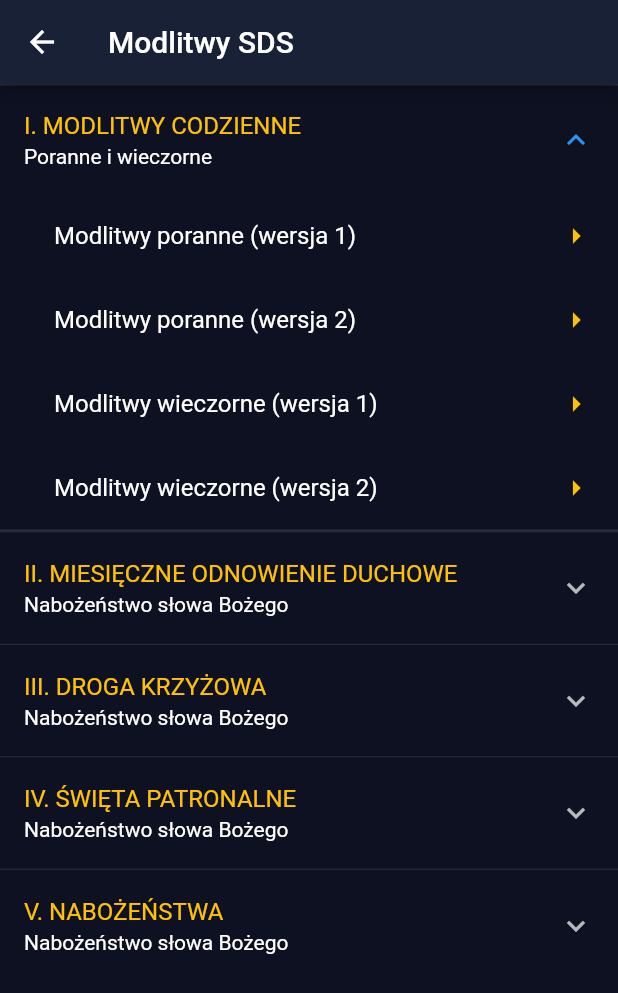
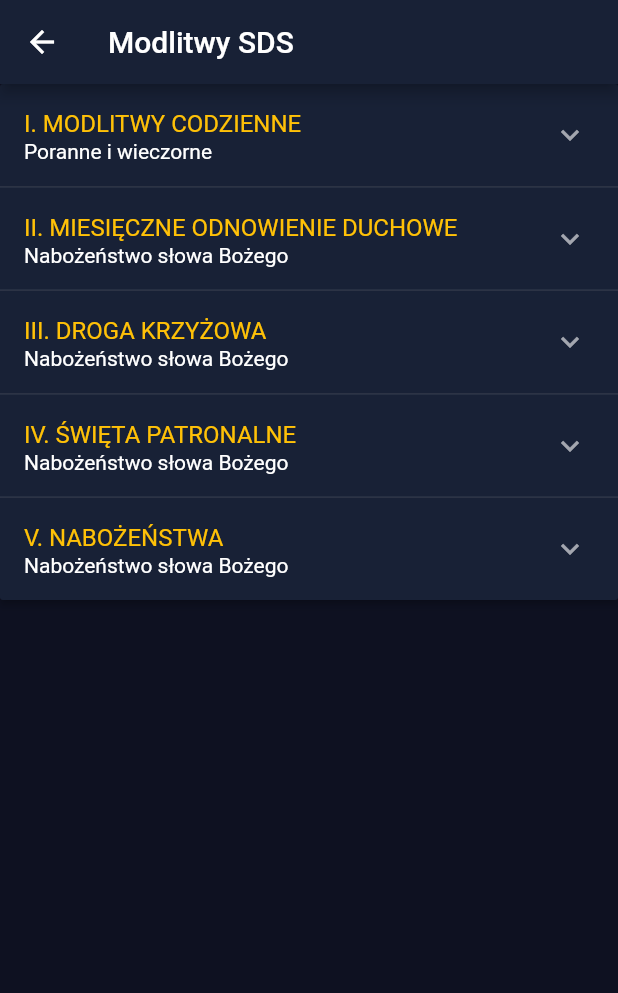
Before and after one commit to darowsluk/JordanProject, a Flutter app: the PrayerPage screen opened directly, after a tap on "I. MODLITWY CODZIENNE", on a phone screen of 412 x 824 dp. Shown: the top 993 px of the screen. Run offline on Flutter 3.47's test engine with Material 2 defaults, Android fonts, the light colour scheme and no system bars.

Commit message:
prayerTree design w/PanelList

```diff
--- a/jordan/lib/extras/colors.dart
+++ b/jordan/lib/extras/colors.dart
@@ -6,4 +6,5 @@ class AppColors {
   static const Color highlightText = Colors.amber;
   static const Color regularText = Colors.white;
   static const Color primary = Colors.orange;
+  static const Color secondary = Colors.green;
 }
--- a/jordan/lib/screens/prayers_screen.dart
+++ b/jordan/lib/screens/prayers_screen.dart
@@ -1,8 +1,5 @@
 import 'package:flutter/material.dart';
-// Custom screens
-import 'package:jordan/screens/display_screen.dart';
 // Custom widgets
-import 'package:jordan/widgets/decoratedBox_widget.dart';
 import 'package:jordan/widgets/prayerTree_widget.dart';
 // Extras
 import 'package:jordan/extras/colors.dart';
--- a/jordan/lib/widgets/jordan_widget.dart
+++ b/jordan/lib/widgets/jordan_widget.dart
@@ -2,8 +2,6 @@ import 'package:flutter/material.dart';
 import 'package:jordan/screens/jordan_screen.dart';
 // Custom widgets
 import 'package:jordan/widgets/decoratedBox_widget.dart';
-// Extras
-import 'package:jordan/extras/colors.dart';
 
 class JordanWidget extends StatelessWidget {
   const JordanWidget({Key key}) : super(key: key);
--- a/jordan/lib/widgets/prayerTree_widget.dart
+++ b/jordan/lib/widgets/prayerTree_widget.dart
@@ -7,93 +7,95 @@ import 'package:jordan/extras/colors.dart';
 /// Defines data structure for prayer list items
 class Item {
   Item({
-    this.headerValue,
-    this.expandedValue,
+    this.titleValue,
+    this.subtitleValue,
     this.subItems,
     this.onTapFunction,
+    this.isExpanded = false,
   });
 
-  String expandedValue;
-  String headerValue;
+  String titleValue;
+  String subtitleValue;
+  List<Item> subItems;
   var onTapFunction;
-  List<Item> subItems;
+  bool isExpanded;
 }
 
 /// Generates static list of items in the prayer list
 List<Item> generateItems() {
   return [
     Item(
-      headerValue: 'I. MODLITWY CODZIENNE',
-      expandedValue: 'Poranne i wieczorne',
+      titleValue: 'I. MODLITWY CODZIENNE',
+      subtitleValue: 'Poranne i wieczorne',
       onTapFunction: null,
       subItems: [
         Item(
-          expandedValue: 'Modlitwy poranne (wersja 1)',
+          titleValue: 'Modlitwy poranne (wersja 1)',
           onTapFunction: DisplayPrayerPage(),
         ),
         Item(
-          expandedValue: 'Modlitwy poranne (wersja 2)',
+          titleValue: 'Modlitwy poranne (wersja 2)',
           onTapFunction: DisplayPrayerPage(),
         ),
         Item(
-          expandedValue: 'Modlitwy wieczorne (wersja 1)',
+          titleValue: 'Modlitwy wieczorne (wersja 1)',
           onTapFunction: DisplayPrayerPage(),
         ),
         Item(
-          expandedValue: 'Modlitwy wieczorne (wersja 2)',
+          titleValue: 'Modlitwy wieczorne (wersja 2)',
           onTapFunction: DisplayPrayerPage(),
         ),
       ],
     ),
     Item(
-      headerValue: 'II. MIESIĘCZNE ODNOWIENIE DUCHOWE',
-      expandedValue: 'Nabożeństwo słowa Bożego',
+      titleValue: 'II. MIESIĘCZNE ODNOWIENIE DUCHOWE',
+      subtitleValue: 'Nabożeństwo słowa Bożego',
       onTapFunction: null,
       subItems: [
         Item(
-          expandedValue: 'Test1',
-          headerValue: 'Test2',
+          subtitleValue: 'Test1',
+          titleValue: 'Test2',
           onTapFunction: null,
         ),
         Item(
-          expandedValue: 'Test3',
-          headerValue: 'Test2',
+          subtitleValue: 'Test3',
+          titleValue: 'Test2',
           onTapFunction: null,
         ),
       ],
     ),
     Item(
-      headerValue: 'III. DROGA KRZYŻOWA',
-      expandedValue: 'Nabożeństwo słowa Bożego',
+      titleValue: 'III. DROGA KRZYŻOWA',
+      subtitleValue: 'Nabożeństwo słowa Bożego',
       onTapFunction: null,
       subItems: [
         Item(
-          expandedValue: 'Test1',
-          headerValue: 'Test2',
+          subtitleValue: 'Test1',
+          titleValue: 'Test2',
           onTapFunction: null,
         ),
       ],
     ),
     Item(
-      headerValue: 'IV. ŚWIĘTA PATRONALNE',
-      expandedValue: 'Nabożeństwo słowa Bożego',
+      titleValue: 'IV. ŚWIĘTA PATRONALNE',
+      subtitleValue: 'Nabożeństwo słowa Bożego',
       onTapFunction: null,
       subItems: [
         Item(
-          expandedValue: 'Test1',
-          headerValue: 'Test2',
+          subtitleValue: 'Test1',
+          titleValue: 'Test2',
           onTapFunction: null,
         ),
       ],
     ),
     Item(
-      headerValue: 'V. NABOŻEŃSTWA',
-      expandedValue: 'Nabożeństwo słowa Bożego',
+      titleValue: 'V. NABOŻEŃSTWA',
+      subtitleValue: 'Nabożeństwo słowa Bożego',
       onTapFunction: null,
       subItems: [
         Item(
-          expandedValue: 'Test1',
-          headerValue: 'Test2',
+          subtitleValue: 'Test1',
+          titleValue: 'Test2',
           onTapFunction: null,
         ),
       ],
@@ -110,6 +112,69 @@ class PrayerTreeStatefulWidget extends StatefulWidget {
       _PrayerTreeStatefulWidgetState();
 }
 
+/// VERSION with ExpansionPanelList
+/// This is the private State class that goes with MyStatefulWidget.
+class _PrayerTreeStatefulWidgetState extends State<PrayerTreeStatefulWidget> {
+  final List<Item> _data = generateItems();
+
+  @override
+  Widget build(BuildContext context) {
+    return SingleChildScrollView(
+      child: Container(
+        child: _buildPanel(),
+      ),
+    );
+  }
+
+  Widget _buildPanel() {
+    return ExpansionPanelList(
+      expansionCallback: (int index, bool isExpanded) {
+        setState(() {
+          _data[index].isExpanded = !isExpanded;
+        });
+      },
+      children: _data.map<ExpansionPanel>((Item item) {
+        return ExpansionPanel(
+          canTapOnHeader: true,
+          headerBuilder: (BuildContext context, bool isExpanded) {
+            return ListTile(
+              title: Text(item.titleValue,
+                  style: TextStyle(color: AppColors.highlightText)),
+              subtitle: Text(item.subtitleValue,
+                  style: TextStyle(color: AppColors.regularText)),
+              visualDensity: VisualDensity.comfortable,
+            );
+          },
+          body: Column(
+            children: item.subItems.map(
+              (subItem) {
+                return ListTile(
+                  title: Text(subItem.titleValue),
+                  visualDensity: VisualDensity.compact,
+                  trailing: const Icon(
+                    Icons.arrow_right,
+                    color: AppColors.secondary,
+                  ),
+                  onTap: () => {
+                    if (subItem.onTapFunction != null)
+                      Navigator.push(
+                          context,
+                          MaterialPageRoute(
+                              builder: (context) => subItem.onTapFunction)),
+                  },
+                );
+              },
+            ).toList(),
+          ),
+          isExpanded: item.isExpanded,
+        );
+      }).toList(),
+    );
+  }
+}
+
+/*
+/// VERSION with ListView
 /// This is the private State class that goes with PrayerTreeStatefulWidget.
 class _PrayerTreeStatefulWidgetState extends State<PrayerTreeStatefulWidget> {
   final List<Item> _data = generateItems();
@@ -127,7 +192,7 @@ class _PrayerTreeStatefulWidgetState extends State<PrayerTreeStatefulWidget> {
           title: Text(item.headerValue,
               style: TextStyle(color: AppColors.highlightText)),
           subtitle: Text(
-            item.expandedValue,
+            item.subtitleValue,
             style: TextStyle(color: AppColors.regularText),
           ),
           children: item.subItems.map((subItem) {
@@ -135,7 +200,7 @@ class _PrayerTreeStatefulWidgetState extends State<PrayerTreeStatefulWidget> {
               title: Padding(
                 padding: const EdgeInsets.fromLTRB(20.0, 0, 0, 0),
                 child: Text(
-                  subItem.expandedValue,
+                  subItem.subtitleValue,
                 ),
               ),
               minVerticalPadding: 0,
@@ -157,3 +222,4 @@ class _PrayerTreeStatefulWidgetState extends State<PrayerTreeStatefulWidget> {
     );
   }
 }
+*/
--- a/jordan/lib/widgets/prayers_widget.dart
+++ b/jordan/lib/widgets/prayers_widget.dart
@@ -1,5 +1,4 @@
 import 'package:flutter/material.dart';
-import 'package:jordan/screens/jordan_screen.dart';
 // Extras
 import 'package:jordan/extras/colors.dart';
 
```
